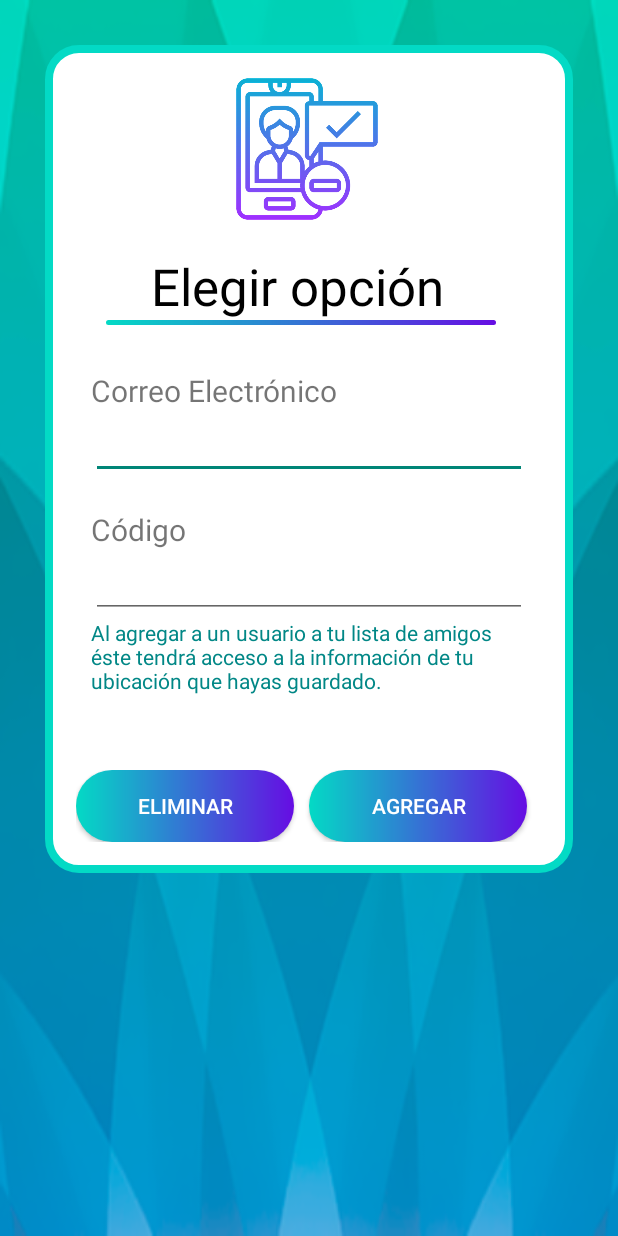
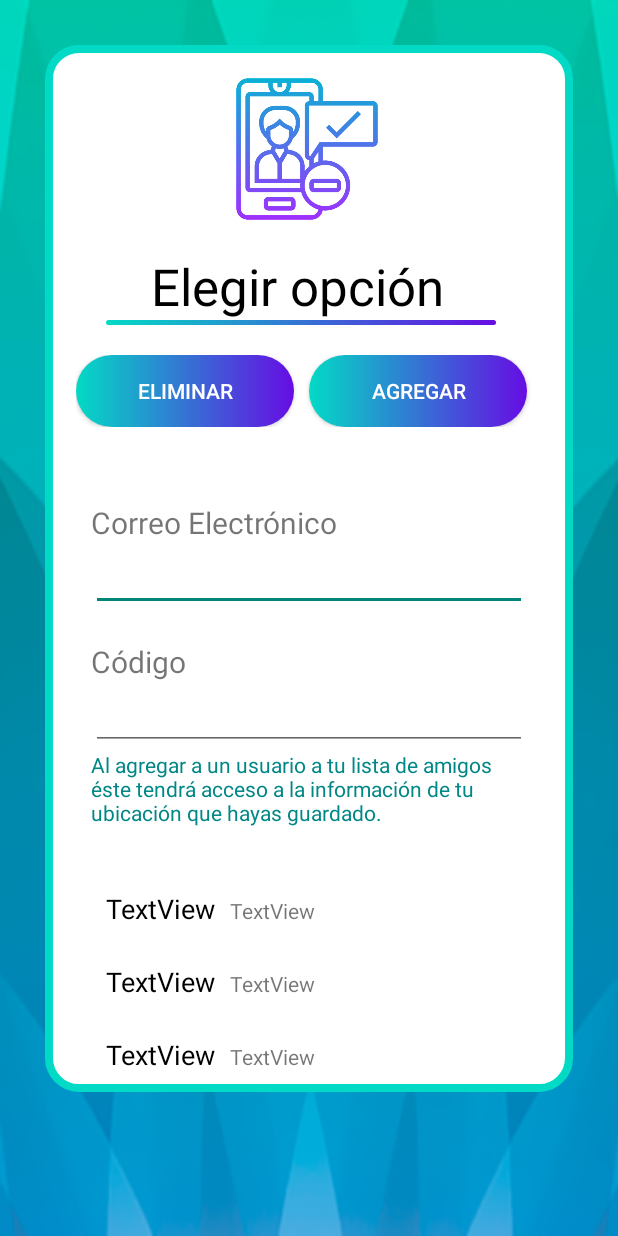
Before and after one commit to TomasSantamarie/buscador_amigos_android, an Android app: the layout activity_amigos.xml on its own in the app's theme, with its tools: preview values and no code run, on a phone screen of 412 x 824 dp. Run offline under Robolectric (Android 15) with nearby library versions, the phone set to English and light mode, and no system bars.

Commit message:
Commit ( 18:43 ------> 04/05/2023)
Mejora de Amigos poniendole una tabala con los amigos que tiene el usuario. En ubicación ya esta metida el listado y poder clicar en el (y puesto efectos visuales de separación y cuando se pulsa en él ) falta la funcionalidad de ese listado.

```diff
--- a/app/build.gradle
+++ b/app/build.gradle
@@ -38,6 +38,7 @@ android {
 
 
 
+
 }
 
 dependencies {
--- a/app/src/main/res/layout/activity_amigos.xml
+++ b/app/src/main/res/layout/activity_amigos.xml
@@ -7,6 +7,11 @@
     android:background="@drawable/fondo"
     tools:context=".Amigos">
 
+    <ScrollView
+        android:id="@+id/scrollView2"
+        android:layout_width="match_parent"
+        android:layout_height="wrap_content"
+        tools:ignore="MissingConstraints">
     <LinearLayout
         android:layout_width="match_parent"
         android:layout_height="match_parent"
@@ -44,6 +49,35 @@
                 android:layout_marginStart="40dp"
                 android:background="@drawable/botones"
                 android:text="." />
+
+            <LinearLayout
+                android:layout_width="match_parent"
+                android:layout_height="wrap_content"
+                android:layout_margin="20dp"
+                android:orientation="horizontal">
+
+                <Button
+                    android:id="@+id/volver"
+                    android:layout_width="match_parent"
+                    android:layout_height="wrap_content"
+                    android:layout_marginRight="10dp"
+                    android:layout_weight="1"
+                    android:background="@drawable/botones"
+                    android:backgroundTint="@null"
+                    android:text="Eliminar"
+                    android:textColor="@color/white" />
+
+                <Button
+                    android:id="@+id/anadir"
+                    android:layout_width="match_parent"
+                    android:layout_height="wrap_content"
+                    android:layout_marginRight="10dp"
+                    android:layout_weight="1"
+                    android:background="@drawable/botones"
+                    android:backgroundTint="@null"
+                    android:text="AGREGAR"
+                    android:textColor="@color/white" />
+            </LinearLayout>
 
             <LinearLayout
                 android:id="@+id/camposAnadir"
@@ -99,33 +133,17 @@
 
             <LinearLayout
                 android:layout_width="match_parent"
-                android:layout_height="match_parent"
-                android:layout_margin="20dp"
-                android:orientation="horizontal">
+                android:layout_height="wrap_content"
+                android:orientation="vertical">
 
-                <Button
-                    android:id="@+id/volver"
+                <androidx.recyclerview.widget.RecyclerView
+                    android:id="@+id/listaAmigos"
                     android:layout_width="match_parent"
                     android:layout_height="wrap_content"
-                    android:layout_marginRight="10dp"
-                    android:layout_weight="1"
-                    android:background="@drawable/botones"
-                    android:backgroundTint="@null"
-                    android:text="Eliminar"
-                    android:textColor="@color/white" />
-
-                <Button
-                    android:id="@+id/anadir"
-                    android:layout_width="match_parent"
-                    android:layout_height="wrap_content"
-                    android:layout_marginRight="10dp"
-                    android:layout_weight="1"
-                    android:background="@drawable/botones"
-                    android:backgroundTint="@null"
-                    android:text="AGREGAR"
-                    android:textColor="@color/white" />
+                    tools:listitem="@layout/objeto_lista" />
             </LinearLayout>
 
         </LinearLayout>
     </LinearLayout>
+    </ScrollView>
 </androidx.constraintlayout.widget.ConstraintLayout>
--- a/app/src/main/res/layout/activity_aplicacion.xml
+++ b/app/src/main/res/layout/activity_aplicacion.xml
@@ -18,7 +18,7 @@
             android:layout_marginLeft="50dp"
             android:layout_marginTop="90dp"
             android:layout_marginRight="50dp"
-            android:background="@drawable/borde_edittext_bien"
+            android:background="@drawable/borde_menu"
             android:orientation="vertical">
 
             <TextView
@@ -37,7 +37,7 @@
             android:layout_width="match_parent"
             android:layout_height="wrap_content"
             android:layout_margin="50dp"
-            android:background="@drawable/borde_edittext_bien"
+            android:background="@drawable/borde_menu"
             android:orientation="vertical">
 
             <LinearLayout
@@ -83,7 +83,7 @@
             android:layout_height="wrap_content"
             android:layout_marginLeft="50dp"
             android:layout_marginRight="50dp"
-            android:background="@drawable/borde_edittext_bien"
+            android:background="@drawable/borde_menu"
             android:orientation="vertical">
 
             <TextView
--- /dev/null
+++ b/app/src/main/res/layout/objeto_lista.xml
@@ -0,0 +1,35 @@
+<?xml version="1.0" encoding="utf-8"?>
+<LinearLayout xmlns:android="http://schemas.android.com/apk/res/android"
+    xmlns:app="http://schemas.android.com/apk/res-auto"
+    xmlns:tools="http://schemas.android.com/tools"
+    android:layout_width="match_parent"
+    android:layout_height="wrap_content"
+    android:clickable="true"
+    android:focusable="true"
+    android:background="?attr/selectableItemBackground"
+    android:paddingHorizontal="8dp"
+    android:paddingVertical="4dp"
+    android:orientation="horizontal">
+
+    <TextView
+        android:id="@+id/nombre_ListaAmigo"
+        android:layout_width="wrap_content"
+        android:layout_height="wrap_content"
+        android:layout_marginStart="32dp"
+        android:layout_marginLeft="32dp"
+        android:layout_marginTop="8dp"
+        android:layout_marginBottom="8dp"
+        android:text="TextView"
+        android:textColor="@android:color/black"
+        android:textSize="18sp" />
+
+    <TextView
+        android:id="@+id/ubicacion_ListaAmigo"
+        android:layout_width="wrap_content"
+        android:layout_height="wrap_content"
+        android:layout_marginStart="10dp"
+        android:layout_marginLeft="32dp"
+        android:layout_marginTop="8dp"
+        android:layout_marginBottom="8dp"
+        android:text="TextView" />
+</LinearLayout>
```
Also changed, not shown: app/src/main/java/com/example/buscador_amigos_android/Amigos.kt (+31 -2 lines), app/src/main/java/com/example/buscador_amigos_android/AmigosAdapter.kt (added, +50 -0 lines), app/src/main/java/com/example/buscador_amigos_android/Ubicacion.kt (+22 -1 lines), app/src/main/res/drawable/borde_menu.xml (added, +17 -0 lines), app/src/main/res/layout/activity_ubicacion.xml (+9 -2 lines).
